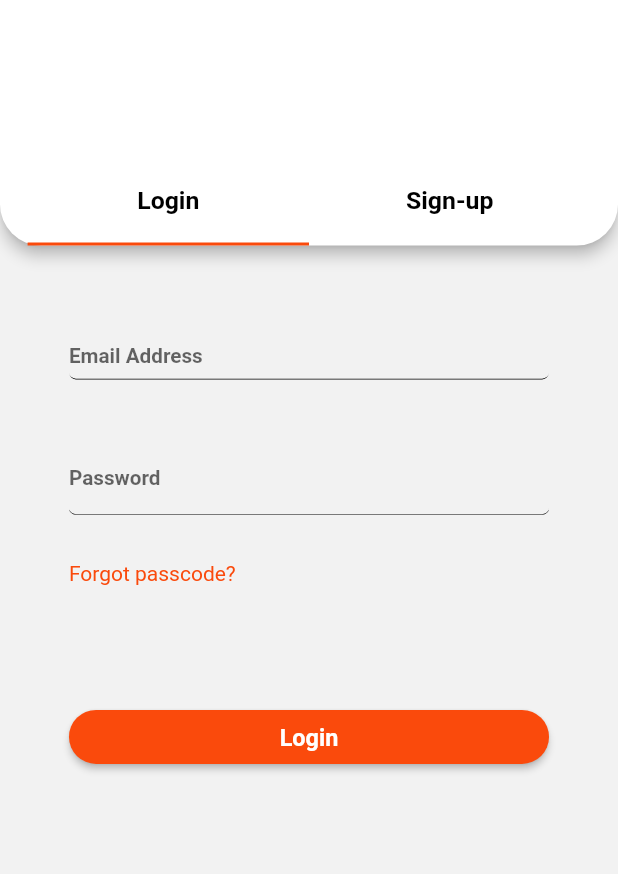
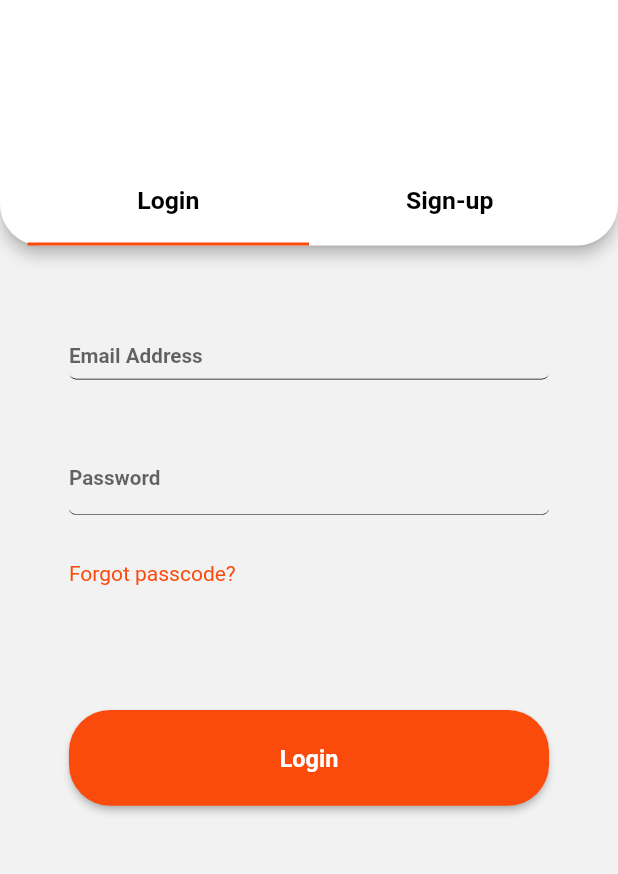
Before and after one commit to MohammadMobasher/food_for_everyone, a Flutter app: the screen it shows after launch, after a tap on "Get started", on a phone screen of 412 x 824 dp, the part 312-1186 px from its top. Run offline on Flutter 3.47's test engine with Material 2 defaults, Android fonts, the light colour scheme and no system bars; our stand-ins replace flutter_screenutil, get.

Commit message:
increase login btn in login page

```diff
--- a/lib/pages/login/views/login.dart
+++ b/lib/pages/login/views/login.dart
@@ -111,6 +111,7 @@ class Login extends StatelessWidget {
                 Get.toNamed(AppRoute.home);
               },
               style: ElevatedButton.styleFrom(
+                  padding: EdgeInsets.symmetric(vertical: 25.sp, horizontal: 104.sp),
                   tapTargetSize: MaterialTapTargetSize.shrinkWrap,
                   backgroundColor: const Color(0xffFA4A0C),
                   shape: RoundedRectangleBorder(
```
